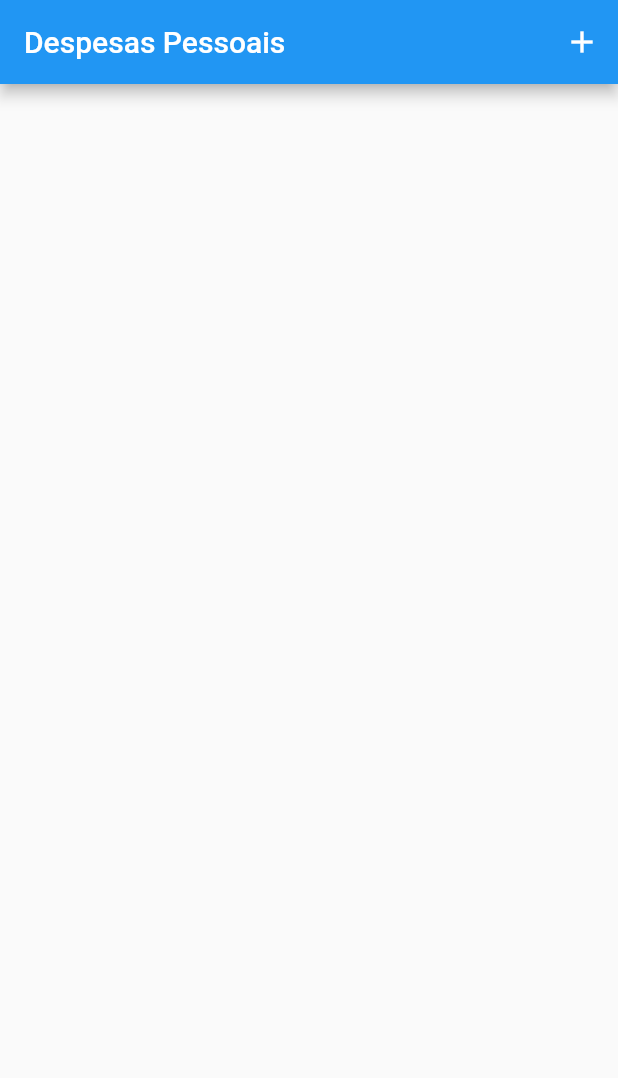
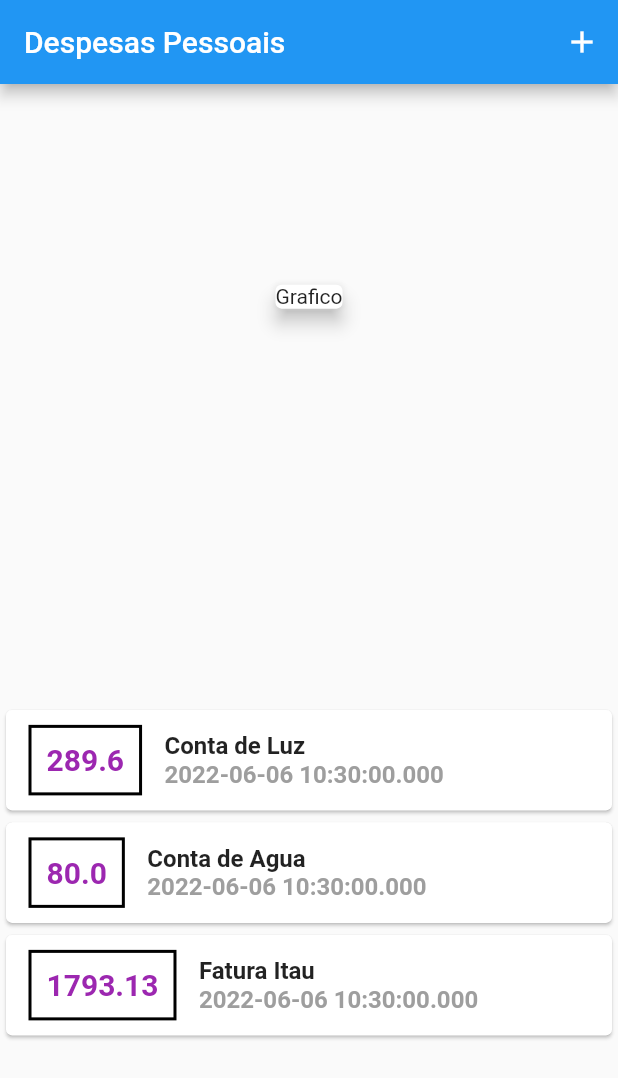
Before and after one commit to SamuelXimenes27/expensesApp, a Flutter app: the screen it shows after launch, on a phone screen of 412 x 824 dp. Shown: the top 1078 px of the screen. Run offline on Flutter 3.47's test engine with Material 2 defaults, Android fonts, the phone set to English and light mode, and no system bars.

Commit message:
Components cards created for graph and list of expenses, transaction function and mocked transactions created.

```diff
--- /dev/null
+++ b/lib/app/models/transaction.dart
@@ -0,0 +1,13 @@
+class Transaction {
+  final String id;
+  final String title;
+  final double value;
+  final DateTime date;
+
+  const Transaction({
+    required this.id,
+    required this.title,
+    required this.value,
+    required this.date,
+  });
+}
--- /dev/null
+++ b/lib/app/models/transactions.dart
@@ -0,0 +1,24 @@
+import 'transaction.dart';
+
+class Transactions {
+  final transactions = [
+    Transaction(
+      id: 't1',
+      title: "Conta de Luz",
+      value: 289.60,
+      date: DateTime.now(),
+    ),
+    Transaction(
+      id: 't2',
+      title: "Conta de Agua",
+      value: 80.00,
+      date: DateTime.now(),
+    ),
+    Transaction(
+      id: 't3',
+      title: "Fatura Itau",
+      value: 1793.13,
+      date: DateTime.now(),
+    )
+  ];
+}
--- a/lib/app/modules/home/home_page.dart
+++ b/lib/app/modules/home/home_page.dart
@@ -1,5 +1,8 @@
-import 'package:expenses/app/shared/strings/all_strings.dart';
 import 'package:flutter/material.dart';
+
+import '../../shared/components/card_expense_graph.dart';
+import '../../shared/components/card_expense_list.dart';
+import '../../shared/strings/all_strings.dart';
 
 class ExpenseHomePage extends StatelessWidget {
   const ExpenseHomePage({Key? key}) : super(key: key);
@@ -18,6 +21,14 @@ class ExpenseHomePage extends StatelessWidget {
             ),
           ],
         ),
+        body: Column(
+          mainAxisAlignment: MainAxisAlignment.spaceAround,
+          crossAxisAlignment: CrossAxisAlignment.stretch,
+          children: [
+            ExpenseCardGraph(),
+            ExpenseCardList(),
+          ],
+        ),
       ),
     );
   }
--- /dev/null
+++ b/lib/app/shared/components/card_expense_graph.dart
@@ -0,0 +1,19 @@
+import 'package:flutter/material.dart';
+
+class ExpenseCardGraph extends StatelessWidget {
+  const ExpenseCardGraph({Key? key}) : super(key: key);
+
+  @override
+  Widget build(BuildContext context) {
+    final _size = MediaQuery.of(context).size;
+
+    return Container(
+      child: Center(
+        child: Card(
+          child: Text('Grafico'),
+          elevation: 5,
+        ),
+      ),
+    );
+  }
+}
--- /dev/null
+++ b/lib/app/shared/components/card_expense_list.dart
@@ -0,0 +1,59 @@
+import 'package:flutter/material.dart';
+
+import '../../models/transactions.dart';
+
+class ExpenseCardList extends StatelessWidget {
+  const ExpenseCardList({Key? key}) : super(key: key);
+
+  @override
+  Widget build(BuildContext context) {
+    final _size = MediaQuery.of(context).size;
+    var transactionsList = Transactions();
+
+    return Center(
+        child: Column(
+      children: transactionsList.transactions.map((tr) {
+        return Card(
+          child: Row(children: [
+            Container(
+              margin: const EdgeInsets.symmetric(horizontal: 15, vertical: 10),
+              decoration: BoxDecoration(
+                border: Border.all(
+                  color: Colors.black,
+                  width: 2,
+                ),
+              ),
+              padding: const EdgeInsets.all(10),
+              child: Text(
+                tr.value.toString(),
+                style: const TextStyle(
+                    fontSize: 20,
+                    fontWeight: FontWeight.bold,
+                    color: Colors.purple),
+              ),
+            ),
+            Column(
+              crossAxisAlignment: CrossAxisAlignment.start,
+              children: <Widget>[
+                Text(
+                  tr.title,
+                  style: const TextStyle(
+                    fontSize: 16,
+                    fontWeight: FontWeight.bold,
+                  ),
+                ),
+                Text(
+                  tr.date.toString(),
+                  style: const TextStyle(
+                      fontSize: 16,
+                      fontWeight: FontWeight.bold,
+                      color: Colors.grey),
+                ),
+              ],
+            )
+          ]),
+        );
+      }).toList(),
+    ));
+  }
+}
```
